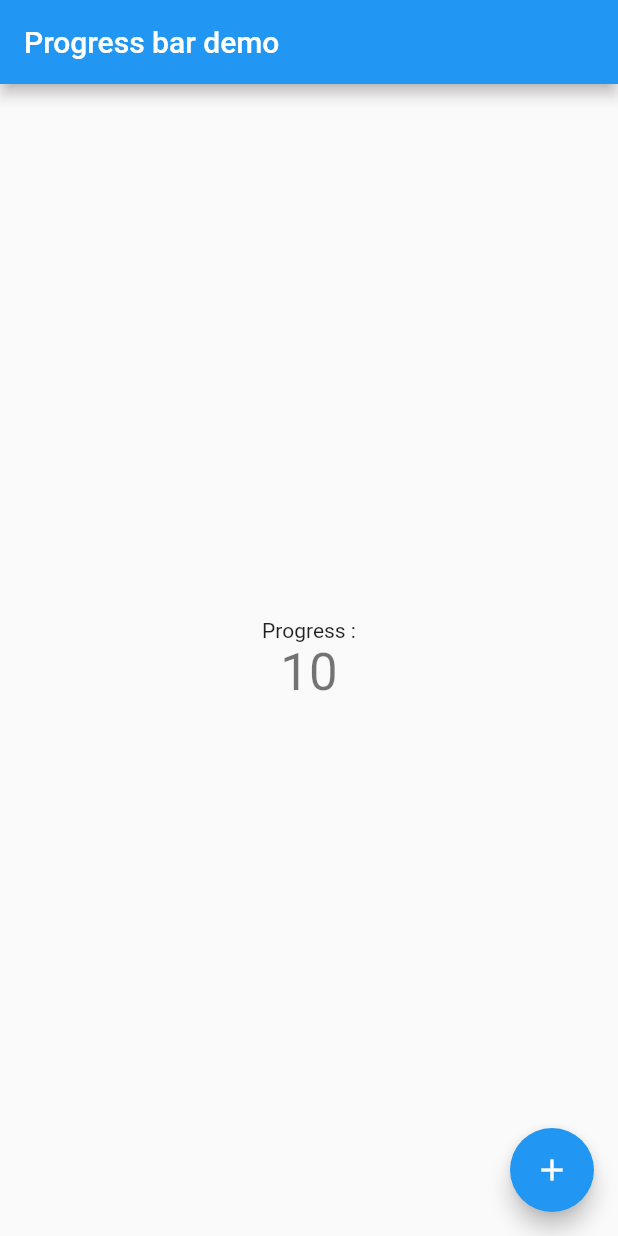
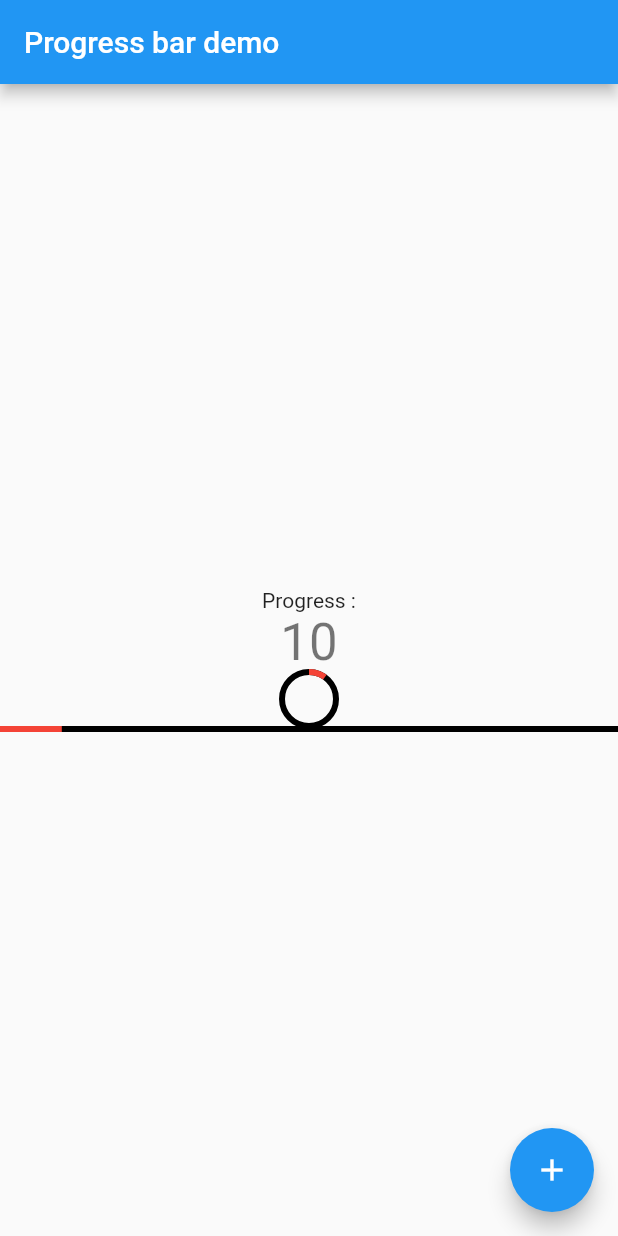
Before and after one commit to Nikolaiko/flutter_examples, a Flutter app: the screen it shows after launch, after a tap on the "add" icon, on a phone screen of 412 x 824 dp. Run offline on Flutter 3.47's test engine with Material 2 defaults, Android fonts, the phone set to English and light mode, and no system bars; our stand-ins replace permission_handler.

Commit message:
Закончил пример.

```diff
--- a/widgets/progress_widget/lib/main.dart
+++ b/widgets/progress_widget/lib/main.dart
@@ -44,6 +44,7 @@ class _MyHomePageState extends State<MyHomePage> {
       _progress = _progress + 10;
       if (_progress >= 100) {
         _isLoading = false;
+        _progress = 0;
         timer.cancel();
       }
     });
@@ -73,6 +74,18 @@ class _MyHomePageState extends State<MyHomePage> {
               '$_progress',
               style: Theme.of(context).textTheme.headline4,
             ),
+            CircularProgressIndicator(
+                value: (_progress / 100),
+                valueColor: new AlwaysStoppedAnimation<Color>(Colors.red),
+                backgroundColor: Colors.black,
+                semanticsLabel: "Label",
+                semanticsValue: "Value"),
+            LinearProgressIndicator(
+                value: (_progress / 100),
+                valueColor: new AlwaysStoppedAnimation<Color>(Colors.red),
+                backgroundColor: Colors.black,
+                semanticsLabel: "Label",
+                semanticsValue: "Value")
           ],
         ),
       ),
```
Lines whose indentation alone changed are shown as unchanged.
